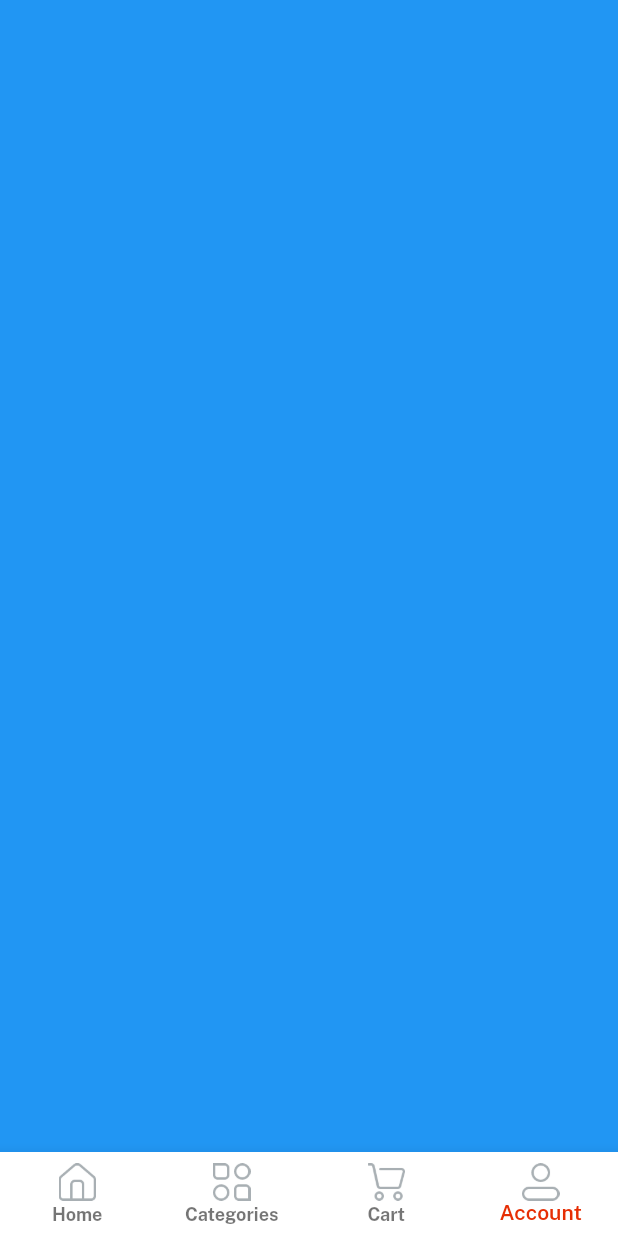
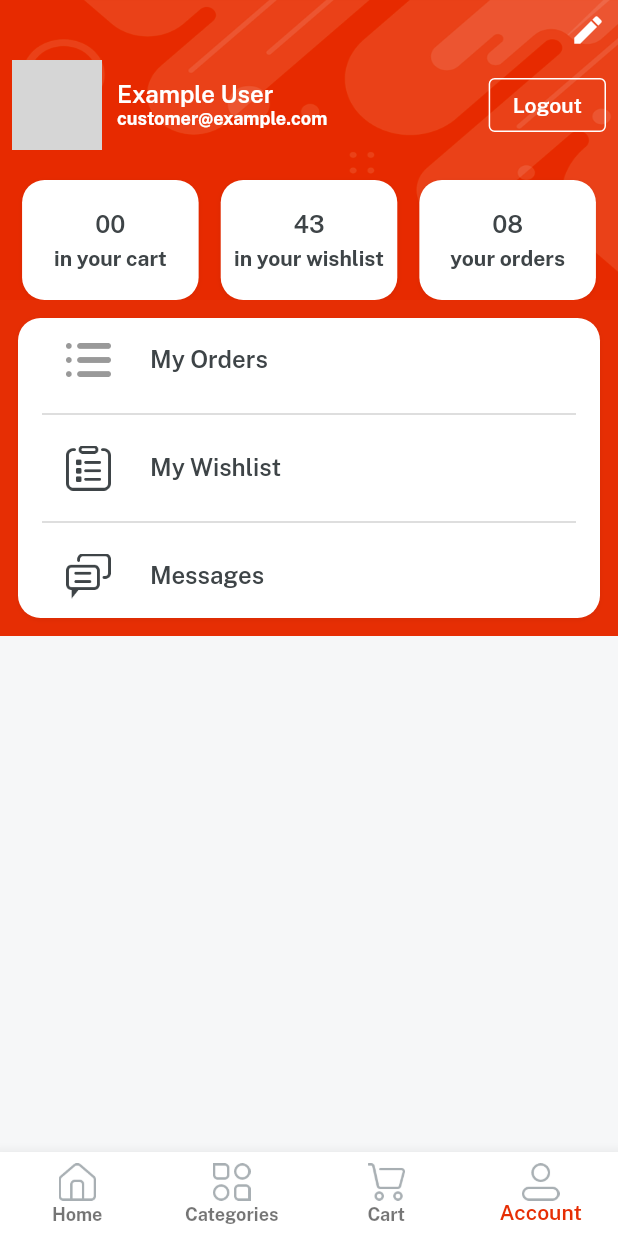
Before and after one commit to Navid-Rahman/E-Commerce-Clone-App-GetX-Firebase, a Flutter app: the Home screen opened directly, item 4 of the bottom bar chosen, on a phone screen of 412 x 824 dp. Run offline on Flutter 3.47's test engine with Material 2 defaults, Android fonts, the phone set to English and light mode, and no system bars; our stand-ins replace get, velocity_x; grey boxes are pictures that could not be loaded.

Commit message:
Profile screen added

```diff
--- a/lib/constants/images.dart
+++ b/lib/constants/images.dart
@@ -38,7 +38,8 @@ const icProfile = "assets/icons/profile.png";
 const icRefund = "assets/icons/refund.png";
 const icSearch = "assets/icons/search.png";
 const icShop = "assets/icons/shop.png";
-const icSplashBg = "assets/icons/splash_login_registration_background_image.png";
+const icSplashBg =
+    "assets/icons/splash_login_registration_background_image.png";
 const icSquareLogo = "assets/icons/square_logo.png";
 const icTodaysDeal = "assets/icons/todays_deal.png";
 const icTopCategories = "assets/icons/top_categories.png";
@@ -98,7 +99,7 @@ const imgPi2 = "assets/images/pi2.jpg";
 const imgPi3 = "assets/images/pi3.jpg";
 const imgPi4 = "assets/images/pi4.jpg";
 const imgPi5 = "assets/images/pi5.jpg";
-const imgProfile2 = "assets/images/profile_image_joya_ahsan.jpg";
+const imgProfile2 = "assets/images/navid_rahman.jpg";
 const imgProfile = "assets/images/profile_image.png";
 const imgRavePayment = "assets/images/rave_payment.png";
 const imgRozarpay = "assets/images/rozarpay.png";
--- a/lib/constants/lists.dart
+++ b/lib/constants/lists.dart
@@ -75,3 +75,15 @@ const itemDetailsButtonLists = [
   returnPolicy,
   supportPolicy,
 ];
+
+const profileButtonLists = [
+  myOrders,
+  myWishlist,
+  messages,
+];
+
+const profileButtonIcons = [
+  icOrder,
+  icOrders,
+  icMessages,
+];
--- a/lib/constants/strings.dart
+++ b/lib/constants/strings.dart
@@ -63,3 +63,8 @@ const sellerPolicy = "Seller Policy";
 const returnPolicy = "Return Policy";
 const supportPolicy = "Support Policy";
 const productsYouMayAlsoLike = "Products You May Also Like";
+
+/// Account Screen Strings
+const myWishlist = "My Wishlist";
+const myOrders = "My Orders";
+const messages = "Messages";
--- a/lib/presentation/account/account_screen.dart
+++ b/lib/presentation/account/account_screen.dart
@@ -1,12 +1,137 @@
 import 'package:daraz_idea_firebase/constants/consts.dart';
+import 'package:daraz_idea_firebase/constants/lists.dart';
+import 'package:daraz_idea_firebase/presentation/account/widgets/details_card.dart';
+import 'package:daraz_idea_firebase/utils/widgets/bg_widget.dart';
 
 class AccountScreen extends StatelessWidget {
   const AccountScreen({super.key});
 
   @override
   Widget build(BuildContext context) {
-    return Container(
-      color: Colors.blue,
+    return bgWidget(
+      child: Scaffold(
+        body: SafeArea(
+          child: Column(
+            children: [
+              /// Edit Icon
+              const Padding(
+                padding: EdgeInsets.all(8.0),
+                child: Align(
+                  alignment: Alignment.topRight,
+                  child: Icon(
+                    Icons.edit,
+                    color: Colors.white,
+                  ),
+                ),
+              ),
+
+              /// User Profile
+              Padding(
+                padding: const EdgeInsets.symmetric(horizontal: 8.0),
+                child: Row(
+                  children: [
+                    Image.asset(
+                      imgProfile2,
+                      width: 60,
+                      fit: BoxFit.cover,
+                    ).box.roundedFull.clip(Clip.antiAlias).make(),
+                    10.widthBox,
+                    Expanded(
+                      child: Column(
+                        crossAxisAlignment: CrossAxisAlignment.start,
+                        children: [
+                          "Example User"
+                              .text
+                              .white
+                              .fontFamily(semibold)
+                              .size(16)
+                              .make(),
+                          "customer@example.com"
+                              .text
+                              .white
+                              .size(
+                                12,
+                              )
+                              .make(),
+                        ],
+                      ),
+                    ),
+
+                    // Logout Button
+                    OutlinedButton(
+                      style: OutlinedButton.styleFrom(
+                        side: const BorderSide(
+                          color: Colors.white,
+                        ),
+                      ),
+                      onPressed: () {},
+                      child: "Logout".text.white.fontFamily(semibold).make(),
+                    ),
+                  ],
+                ),
+              ),
+
+              20.heightBox,
+
+              Row(
+                mainAxisAlignment: MainAxisAlignment.spaceEvenly,
+                children: [
+                  detailsCard(
+                    width: context.screenWidth / 3.5,
+                    count: "00",
+                    title: "in your cart",
+                  ),
+                  detailsCard(
+                    width: context.screenWidth / 3.5,
+                    count: "43",
+                    title: "in your wishlist",
+                  ),
+                  detailsCard(
+                    width: context.screenWidth / 3.5,
+                    count: "08",
+                    title: "your orders",
+                  ),
+                ],
+              ),
+
+              /// Buttons Section
+              ListView.separated(
+                itemBuilder: (BuildContext context, int index) {
+                  return ListTile(
+                    leading: Image.asset(
+                      profileButtonIcons[index],
+                      width: 30,
+                    ),
+                    title: profileButtonLists[index]
+                        .text
+                        .fontFamily(semibold)
+                        .color(darkFontGrey)
+                        .make(),
+                  );
+                },
+                separatorBuilder: (BuildContext context, int index) {
+                  return const Divider(
+                    color: Colors.black26,
+                  );
+                },
+                itemCount: profileButtonLists.length,
+                shrinkWrap: true,
+                physics: const NeverScrollableScrollPhysics(),
+              )
+                  .box
+                  .white
+                  .rounded
+                  .shadowSm
+                  .margin(const EdgeInsets.all(12))
+                  .padding(const EdgeInsets.symmetric(horizontal: 16))
+                  .make()
+                  .box
+                  .color(redColor)
+                  .make(),
+            ],
+          ),
+        ),
+      ),
     );
   }
 }
--- /dev/null
+++ b/lib/presentation/account/widgets/details_card.dart
@@ -0,0 +1,22 @@
+import 'package:daraz_idea_firebase/constants/consts.dart';
+
+Widget detailsCard({width, String? count, String? title}) {
+  return Column(
+    mainAxisAlignment: MainAxisAlignment.center,
+    children: [
+      count!.text.fontFamily(semibold).color(darkFontGrey).size(16).make(),
+      5.heightBox,
+      title!.text.color(darkFontGrey).make(),
+    ],
+  )
+      .box
+      .rounded
+      .white
+      .shadowSm
+      .width(width)
+      .height(
+        80,
+      )
+      .padding(const EdgeInsets.all(4))
+      .make();
+}
--- a/lib/presentation/cart/cart_screen.dart
+++ b/lib/presentation/cart/cart_screen.dart
@@ -6,7 +6,12 @@ class CartScreen extends StatelessWidget {
   @override
   Widget build(BuildContext context) {
     return Container(
-      color: Colors.yellow,
+      color: Colors.white,
+      child: "Cart is Empty"
+          .text
+          .fontFamily(semibold)
+          .color(darkFontGrey)
+          .makeCentered(),
     );
   }
 }
```
